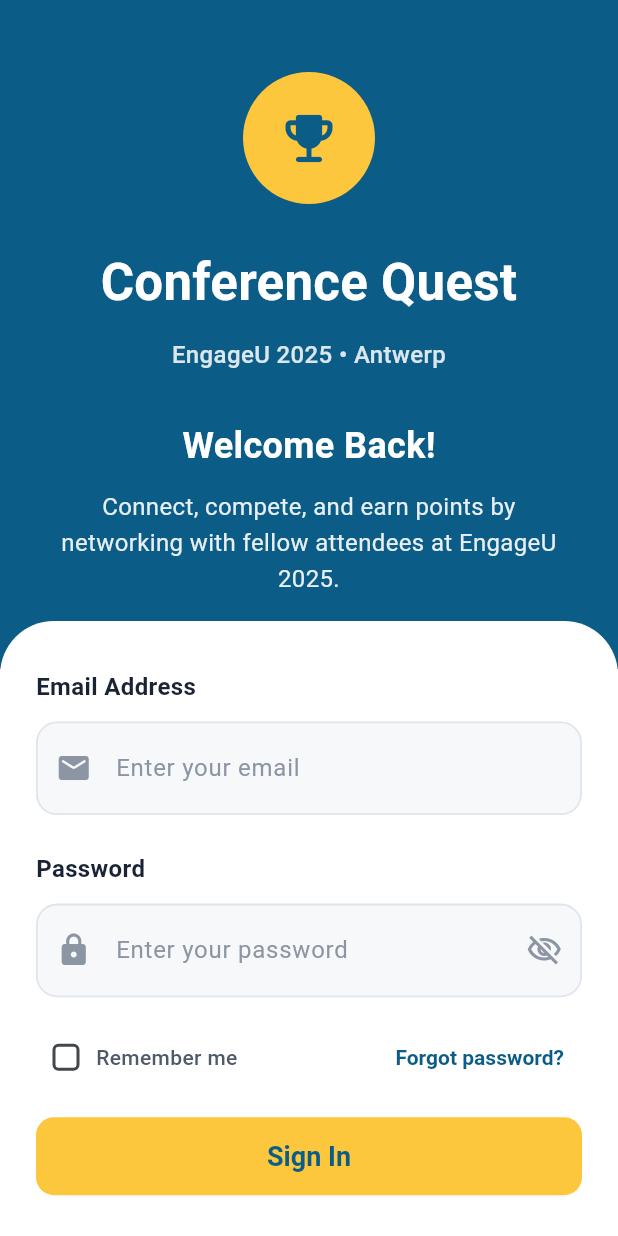
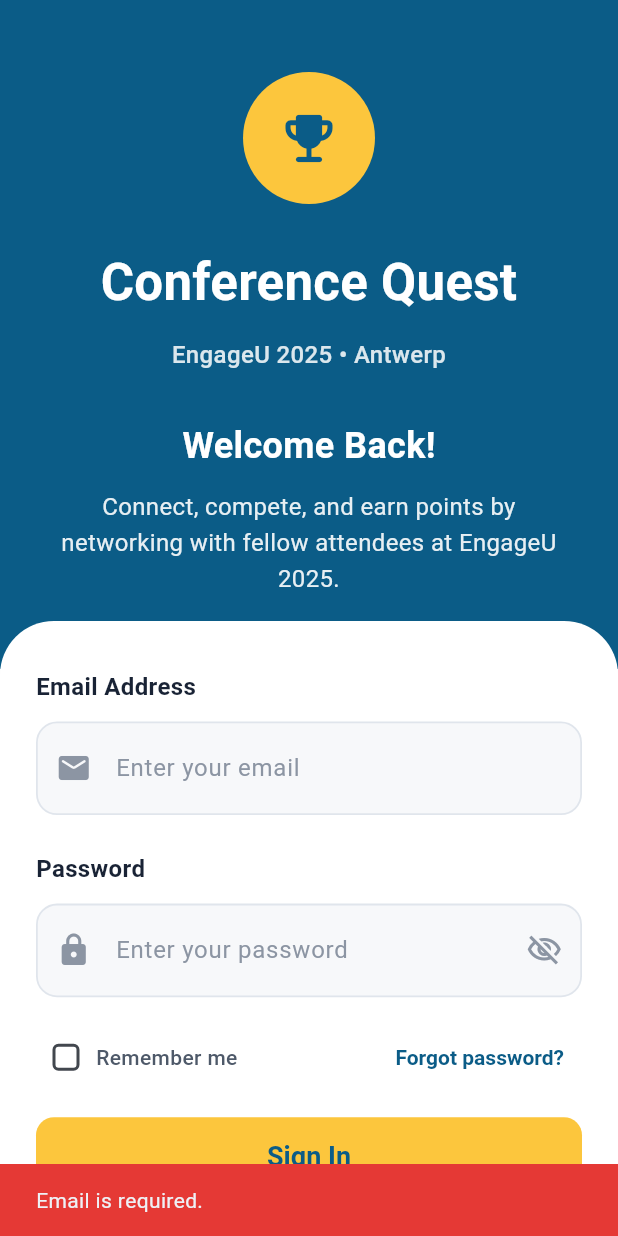
Before and after one commit to Anakha-KK/event_networking_app, a Flutter app: the screen it shows after launch, after a tap on "Sign In", on a phone screen of 412 x 824 dp. Run offline on Flutter 3.47's test engine with Material 3 defaults, Android fonts, the phone set to English and light mode, and no system bars.

Commit message:
Handle sign-in validation and responses

```diff
--- a/lib/login/widgets/sign_in_section.dart
+++ b/lib/login/widgets/sign_in_section.dart
@@ -1,5 +1,11 @@
+import 'dart:async';
+import 'dart:convert';
+
 import 'package:flutter/material.dart';
+import 'package:http/http.dart' as http;
 
+import '../../config/env.dart';
+import '../../home/home_page.dart';
 import '../constants.dart';
 
 /// Card-like white area that hosts the email/password form and social CTAs.
@@ -11,8 +17,13 @@
 }
 
 class _SignInSectionState extends State<SignInSection> {
+  static final RegExp _emailRegExp =
+      RegExp(r'^[\w\.\-]+@([\w\-]+\.)+[A-Za-z]{2,}$');
   bool _rememberMe = false;
   bool _obscurePassword = true;
+  bool _isSubmitting = false;
+  final TextEditingController _emailController = TextEditingController();
+  final TextEditingController _passwordController = TextEditingController();
   late final FocusNode _emailFocusNode;
   late final FocusNode _passwordFocusNode;
 
@@ -33,6 +44,8 @@
     _passwordFocusNode
       ..removeListener(_handleFocusChange)
       ..dispose();
+    _emailController.dispose();
+    _passwordController.dispose();
     super.dispose();
   }
 
@@ -53,6 +66,138 @@
       ),
       child: child,
     );
+  }
+
+  void _showSnack(String message, {bool isError = true}) {
+    if (!mounted) return;
+    ScaffoldMessenger.of(context).showSnackBar(
+      SnackBar(
+        content: Text(message),
+        backgroundColor: isError ? Colors.red[600] : Colors.green[600],
+      ),
+    );
+  }
+
+  String _extractMessage(String body, {required String fallback}) {
+    try {
+      final decoded = jsonDecode(body);
+      if (decoded is Map<String, dynamic>) {
+        if (decoded['errors'] is Map<String, dynamic>) {
+          final errors = decoded['errors'] as Map<String, dynamic>;
+          for (final entry in errors.entries) {
+            final value = entry.value;
+            if (value is List && value.isNotEmpty) {
+              final first = value.first;
+              if (first is String && first.isNotEmpty) {
+                return first;
+              }
+            } else if (value is String && value.isNotEmpty) {
+              return value;
+            }
+          }
+        }
+        if (decoded['message'] is String) {
+          return decoded['message'] as String;
+        }
+      }
+    } catch (_) {
+      // Ignore decoding errors and use fallback.
+    }
+    return fallback;
+  }
+
+  /// Client-side guardrails so we avoid noisy backend requests.
+  String? _validateInputs(String email, String password) {
+    if (email.isEmpty) return 'Email is required.';
+    if (!_emailRegExp.hasMatch(email)) return 'Enter a valid email.';
+    if (password.isEmpty) return 'Password is required.';
+    return null;
+  }
+
+  String _normalizeBackendMessage(String message) {
+    final normalized = message.toLowerCase();
+    if (normalized.contains('selected email is invalid')) {
+      return 'Invalid credentials.';
+    }
+    return message;
+  }
+
+  /// Uses backend response codes/messages to decide what the user sees next.
+  void _handleResponse(http.Response response) {
+    final status = response.statusCode;
+    bool isSuccess = false;
+    String fallback;
+
+    switch (status) {
+      case 200:
+        fallback = 'Login successful.';
+        isSuccess = true;
+        break;
+      case 401:
+      case 404:
+      case 422:
+        fallback = 'Invalid credentials.';
+        break;
+      default:
+        fallback = 'Sign-in failed ($status).';
+    }
+
+    final message = _normalizeBackendMessage(
+      _extractMessage(response.body, fallback: fallback),
+    );
+
+    _showSnack(message, isError: !isSuccess);
+
+    if (isSuccess) {
+      _goToHomePage();
+    }
+  }
+
+  void _goToHomePage() {
+    Navigator.of(context).pushReplacement(
+      MaterialPageRoute(
+        builder: (_) => const HomePage(),
+      ),
+    );
+  }
+
+  /// Handles sign-in CTA: validate form, hit API, then react to response.
+  Future<void> _handleSignIn() async {
+    final email = _emailController.text.trim();
+    final password = _passwordController.text;
+
+    final validationError = _validateInputs(email, password);
+    if (validationError != null) {
+      _showSnack(validationError);
+      return;
+    }
+
+    setState(() => _isSubmitting = true);
+
+    try {
+      final response = await http
+          .post(
+            Uri.parse(EnvConfig.authCheckEndpoint),
+            headers: {
+              'Accept': 'application/json',
+              'Content-Type': 'application/x-www-form-urlencoded',
+            },
+            body: {'email': email, 'password': password},
+          )
+          .timeout(const Duration(seconds: 10));
+
+      if (!mounted) return;
+
+      _handleResponse(response);
+    } on TimeoutException {
+      _showSnack('Request timed out. Is the API running?');
+    } catch (error) {
+      _showSnack('Sign-in failed: $error');
+    } finally {
+      if (mounted) {
+        setState(() => _isSubmitting = false);
+      }
+    }
   }
 
   @override
@@ -84,8 +229,11 @@
                 _inputWrapper(
                   focusNode: _emailFocusNode,
                   child: TextField(
+                    controller: _emailController,
                     focusNode: _emailFocusNode,
                     keyboardType: TextInputType.emailAddress,
+                    textInputAction: TextInputAction.next,
+                    autocorrect: false,
                     style: const TextStyle(
                       fontSize: 16,
                       color: kPrimaryText,
@@ -118,8 +266,12 @@
                 _inputWrapper(
                   focusNode: _passwordFocusNode,
                   child: TextField(
+                    controller: _passwordController,
                     focusNode: _passwordFocusNode,
                     obscureText: _obscurePassword,
+                    textInputAction: TextInputAction.done,
+                    onSubmitted: (_) => _handleSignIn(),
+                    autocorrect: false,
                     style: const TextStyle(
                       fontSize: 16,
                       color: kPrimaryText,
@@ -207,8 +359,18 @@
                       ),
                       elevation: 0,
                     ),
-                    onPressed: () {},
-                    child: const Text('Sign In'),
+                    onPressed: _isSubmitting ? null : _handleSignIn,
+                    child: _isSubmitting
+                        ? const SizedBox(
+                            width: 24,
+                            height: 24,
+                            child: CircularProgressIndicator(
+                              strokeWidth: 2.4,
+                              valueColor:
+                                  AlwaysStoppedAnimation<Color>(kHeroBlue),
+                            ),
+                          )
+                        : const Text('Sign In'),
                   ),
                 ),
                 const SizedBox(height: 28),
```
Also changed, not shown: lib/home/home_page.dart (added, +21 -0 lines).
